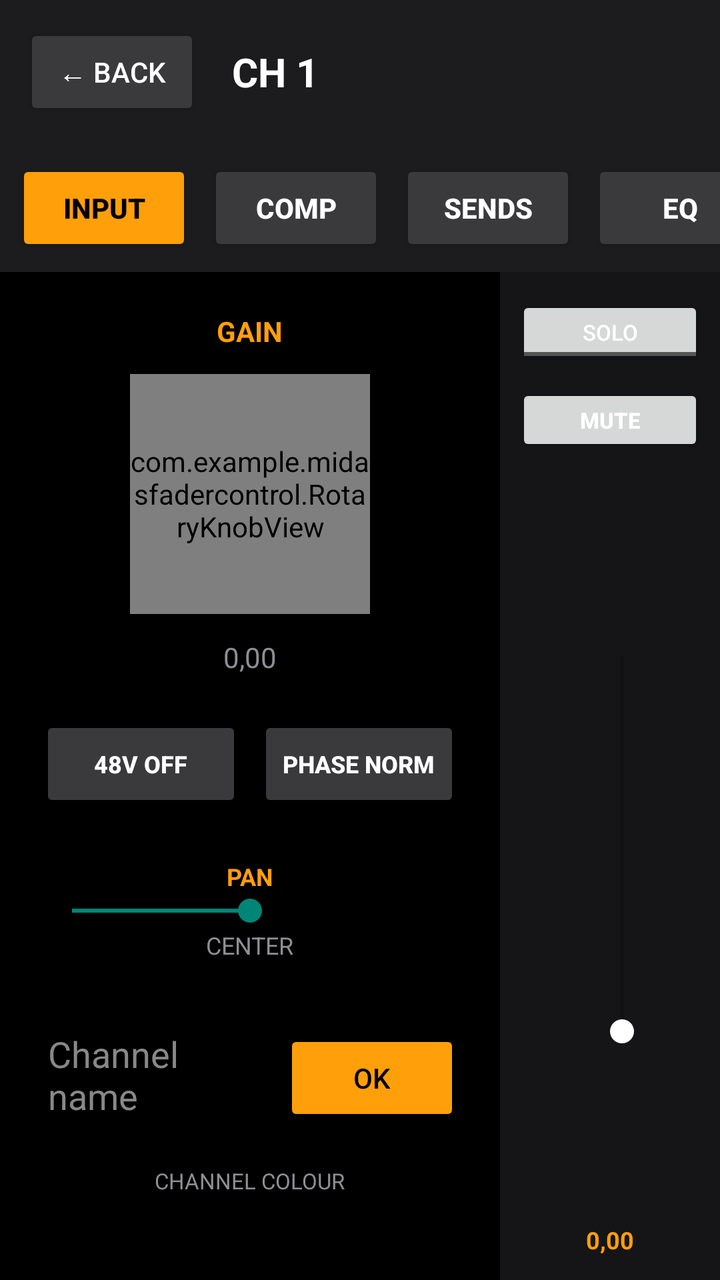
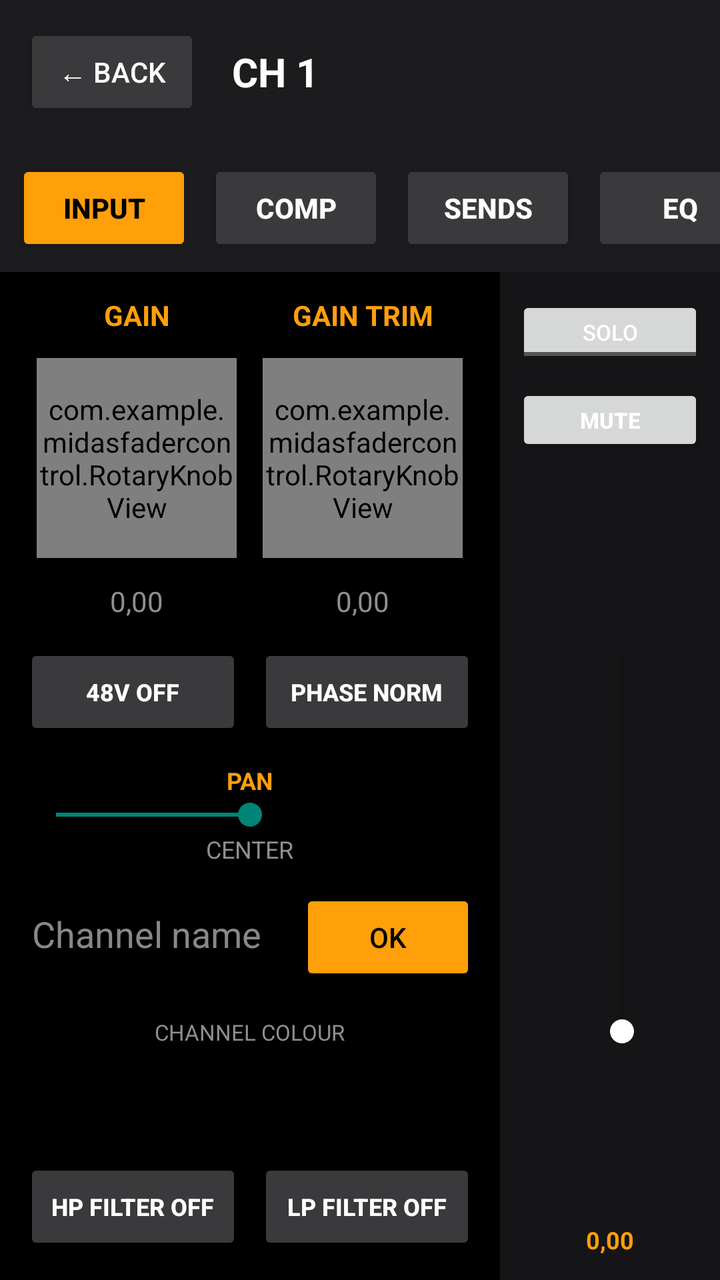

Compare the two renders of this Android layout. The source of the first and the diff that turns it into the second are given below.
<!-- AndroidManifest.xml: application theme Theme.AppCompat.DayNight -->
<!-- res/layout/channel_detail.xml -->
<?xml version="1.0" encoding="utf-8"?>
<LinearLayout xmlns:android="http://schemas.android.com/apk/res/android"
    android:layout_width="match_parent"
    android:layout_height="match_parent"
    android:fitsSystemWindows="true"
    android:orientation="vertical"
    android:background="#000000">

    
    <LinearLayout
        android:layout_width="match_parent"
        android:layout_height="wrap_content"
        android:orientation="horizontal"
        android:gravity="center_vertical"
        android:background="#1c1c1e"
        android:padding="12dp">

        <Button
            android:id="@+id/btnDetailBack"
            android:layout_width="wrap_content"
            android:layout_height="wrap_content"
            android:text="← Back"
            android:textColor="#ffffff"
            android:backgroundTint="#3a3a3c" />

        <TextView
            android:id="@+id/textDetailChannelName"
            android:layout_width="0dp"
            android:layout_height="wrap_content"
            android:layout_weight="1"
            android:layout_marginStart="16dp"
            android:text="CH 1"
            android:textColor="#ffffff"
            android:textStyle="bold"
            android:textSize="20sp" />
    </LinearLayout>

    
    <HorizontalScrollView
        android:layout_width="match_parent"
        android:layout_height="wrap_content"
        android:scrollbars="none"
        android:background="#1c1c1e">

    <LinearLayout
        android:layout_width="wrap_content"
        android:layout_height="wrap_content"
        android:orientation="horizontal"
        android:padding="8dp">

        <Button
            android:id="@+id/btnTabInput"
            android:layout_width="wrap_content"
            android:layout_height="wrap_content"
            android:text="INPUT"
            android:textColor="#000000"
            android:textStyle="bold"
            android:backgroundTint="#ff9f0a"
            android:layout_marginEnd="8dp" />

        <Button
            android:id="@+id/btnTabComp"
            android:layout_width="wrap_content"
            android:layout_height="wrap_content"
            android:text="COMP"
            android:textColor="#ffffff"
            android:textStyle="bold"
            android:backgroundTint="#3a3a3c"
            android:layout_marginEnd="8dp" />

        <Button
            android:id="@+id/btnTabSends"
            android:layout_width="wrap_content"
            android:layout_height="wrap_content"
            android:text="SENDS"
            android:textColor="#ffffff"
            android:textStyle="bold"
            android:backgroundTint="#3a3a3c"
            android:layout_marginEnd="8dp" />

        <Button
            android:id="@+id/btnTabEq"
            android:layout_width="wrap_content"
            android:layout_height="wrap_content"
            android:text="EQ"
            android:textColor="#ffffff"
            android:textStyle="bold"
            android:backgroundTint="#3a3a3c"
            android:layout_marginEnd="8dp" />

        <Button
            android:id="@+id/btnTabGate"
            android:layout_width="wrap_content"
            android:layout_height="wrap_content"
            android:text="GATE"
            android:textColor="#ffffff"
            android:textStyle="bold"
            android:backgroundTint="#3a3a3c" />
    </LinearLayout>
    </HorizontalScrollView>

    
    <LinearLayout
        android:layout_width="match_parent"
        android:layout_height="0dp"
        android:layout_weight="1"
        android:orientation="horizontal">

        
        <ScrollView
            android:layout_width="0dp"
            android:layout_height="match_parent"
            android:layout_weight="1">

          <LinearLayout
            android:layout_width="match_parent"
            android:layout_height="wrap_content"
            android:orientation="vertical">

            
            <LinearLayout
                android:id="@+id/inputBlockContent"
                android:layout_width="match_parent"
                android:layout_height="wrap_content"
                android:orientation="vertical"
                android:gravity="center_horizontal"
                android:padding="20dp">

                <TextView
                    android:layout_width="wrap_content"
                    android:layout_height="wrap_content"
                    android:text="GAIN"
                    android:textColor="#ff9f0a"
                    android:textStyle="bold"
                    android:textSize="14sp"
                    android:layout_marginBottom="12dp" />

                <com.example.midasfadercontrol.RotaryKnobView
                    android:id="@+id/knobDetailGain"
                    android:layout_width="120dp"
                    android:layout_height="120dp" />

                <TextView
                    android:id="@+id/textDetailGainValue"
                    android:layout_width="wrap_content"
                    android:layout_height="wrap_content"
                    android:text="0,00"
                    android:textColor="#8e8e93"
                    android:textSize="14sp"
                    android:layout_marginTop="12dp" />

                
                <LinearLayout
                    android:layout_width="match_parent"
                    android:layout_height="wrap_content"
                    android:orientation="horizontal"
                    android:layout_marginTop="20dp">

                    <Button
                        android:id="@+id/btnDetailPhantom"
                        android:layout_width="0dp"
                        android:layout_height="wrap_content"
                        android:layout_weight="1"
                        android:layout_marginEnd="8dp"
                        android:text="48V OFF"
                        android:textSize="12sp"
                        android:textStyle="bold"
                        android:textColor="#ffffff"
                        android:backgroundTint="#3a3a3c" />

                    <Button
                        android:id="@+id/btnDetailPhase"
                        android:layout_width="0dp"
                        android:layout_height="wrap_content"
                        android:layout_weight="1"
                        android:text="PHASE NORM"
                        android:textSize="12sp"
                        android:textStyle="bold"
                        android:textColor="#ffffff"
                        android:backgroundTint="#3a3a3c" />
                </LinearLayout>

                
                <TextView
                    android:layout_width="wrap_content"
                    android:layout_height="wrap_content"
                    android:text="PAN"
                    android:textColor="#ff9f0a"
                    android:textStyle="bold"
                    android:textSize="12sp"
                    android:layout_marginTop="24dp" />
                <SeekBar
                    android:id="@+id/seekDetailPan"
                    android:layout_width="match_parent"
                    android:layout_height="wrap_content"
                    android:max="1000"
                    android:progress="500" />
                <TextView
                    android:id="@+id/textDetailPanValue"
                    android:layout_width="wrap_content"
                    android:layout_height="wrap_content"
                    android:text="CENTER"
                    android:textColor="#8e8e93"
                    android:textSize="12sp" />

                
                <LinearLayout
                    android:layout_width="match_parent"
                    android:layout_height="wrap_content"
                    android:orientation="horizontal"
                    android:layout_marginTop="24dp">

                    <EditText
                        android:id="@+id/editDetailChannelName"
                        android:layout_width="0dp"
                        android:layout_height="wrap_content"
                        android:layout_weight="1"
                        android:hint="Channel name"
                        android:textColor="#ffffff"
                        android:textColorHint="#888888"
                        android:maxLines="1" />

                    <Button
                        android:id="@+id/btnDetailApplyName"
                        android:layout_width="wrap_content"
                        android:layout_height="wrap_content"
                        android:layout_marginStart="8dp"
                        android:text="OK"
                        android:backgroundTint="#ff9f0a"
                        android:textColor="#000000" />
                </LinearLayout>

                <TextView
                    android:layout_width="wrap_content"
                    android:layout_height="wrap_content"
                    android:text="CHANNEL COLOUR"
                    android:textColor="#8e8e93"
                    android:textSize="11sp"
                    android:layout_marginTop="16dp"
                    android:layout_marginBottom="8dp" />

                <LinearLayout
                    android:id="@+id/rowColourSwatches"
                    android:layout_width="match_parent"
                    android:layout_height="36dp"
                    android:orientation="horizontal" />

                
                <LinearLayout
                    android:layout_width="match_parent"
                    android:layout_height="wrap_content"
                    android:orientation="horizontal"
                    android:layout_marginTop="24dp">

                    <Button
                        android:id="@+id/btnDetailHpFilterIn"
                        android:layout_width="0dp"
                        android:layout_height="wrap_content"
                        android:layout_weight="1"
                        android:layout_marginEnd="8dp"
                        android:text="HP FILTER OFF"
                        android:textSize="12sp"
                        android:textStyle="bold"
                        android:textColor="#ffffff"
                        android:backgroundTint="#3a3a3c" />

                    <Button
                        android:id="@+id/btnDetailLpFilterIn"
                        android:layout_width="0dp"
                        android:layout_height="wrap_content"
                        android:layout_weight="1"
                        android:text="LP FILTER OFF"
                        android:textSize="12sp"
                        android:textStyle="bold"
                        android:textColor="#ffffff"
                        android:backgroundTint="#3a3a3c" />
                </LinearLayout>

                <TextView
                    android:layout_width="wrap_content"
                    android:layout_height="wrap_content"
                    android:text="HP FREQ"
                    android:textColor="#ff9f0a"
                    android:textStyle="bold"
                    android:textSize="11sp"
                    android:layout_marginTop="12dp" />
                <SeekBar
                    android:id="@+id/seekDetailHpFreq"
                    android:layout_width="match_parent"
                    android:layout_height="wrap_content"
                    android:max="1000"
                    android:progress="0" />

                <TextView
                    android:layout_width="wrap_content"
                    android:layout_height="wrap_content"
                    android:text="LP FREQ"
                    android:textColor="#ff9f0a"
                    android:textStyle="bold"
                    android:textSize="11sp"
                    android:layout_marginTop="12dp" />
                <SeekBar
                    android:id="@+id/seekDetailLpFreq"
                    android:layout_width="match_parent"
                    android:layout_height="wrap_content"
                    android:max="1000"
                    android:progress="1000" />

                <TextView
                    android:layout_width="wrap_content"
                    android:layout_height="wrap_content"
                    android:text="INPUT DELAY"
                    android:textColor="#ff9f0a"
                    android:textStyle="bold"
                    android:textSize="11sp"
                    android:layout_marginTop="12dp" />
                <SeekBar
                    android:id="@+id/seekDetailDelay"
                    android:layout_width="match_parent"
                    android:layout_height="wrap_content"
                    android:max="1000"
                    android:progress="0" />

            </LinearLayout>

            <LinearLayout
                android:id="@+id/compBlockContent"
                android:layout_width="match_parent"
                android:layout_height="wrap_content"
                android:orientation="vertical"
                android:padding="20dp"
                android:visibility="gone" />
            

            <LinearLayout
                android:id="@+id/sendsBlockContent"
                android:layout_width="match_parent"
                android:layout_height="wrap_content"
                android:orientation="vertical"
                android:padding="20dp"
                android:visibility="gone" />
            

            <LinearLayout
                android:id="@+id/eqBlockContent"
                android:layout_width="match_parent"
                android:layout_height="wrap_content"
                android:orientation="vertical"
                android:padding="20dp"
                android:visibility="gone" />
            

            <LinearLayout
                android:id="@+id/gateBlockContent"
                android:layout_width="match_parent"
                android:layout_height="wrap_content"
                android:orientation="vertical"
                android:padding="20dp"
                android:visibility="gone" />
            

          </LinearLayout>
        </ScrollView>

        
        <LinearLayout
            android:layout_width="110dp"
            android:layout_height="match_parent"
            android:orientation="vertical"
            android:gravity="center_horizontal"
            android:background="#151517"
            android:paddingTop="12dp"
            android:paddingBottom="12dp">

            <ToggleButton
                android:id="@+id/detailSolo"
                android:layout_width="match_parent"
                android:layout_height="36dp"
                android:layout_marginStart="8dp"
                android:layout_marginEnd="8dp"
                android:textOn="SOLO"
                android:textOff="SOLO"
                android:textSize="11sp"
                android:textColor="#ffffff" />

            <Button
                android:id="@+id/detailMute"
                android:layout_width="match_parent"
                android:layout_height="36dp"
                android:layout_marginStart="8dp"
                android:layout_marginEnd="8dp"
                android:layout_marginTop="8dp"
                android:text="MUTE"
                android:textSize="11sp"
                android:textStyle="bold"
                android:textColor="#ffffff" />

            <LinearLayout
                android:layout_width="match_parent"
                android:layout_height="0dp"
                android:layout_weight="1"
                android:layout_marginTop="12dp"
                android:orientation="horizontal"
                android:gravity="center_horizontal">

                <FrameLayout
                    android:layout_width="8dp"
                    android:layout_height="match_parent"
                    android:layout_marginEnd="4dp">
                    <View
                        android:id="@+id/detailMeterBar"
                        android:layout_width="match_parent"
                        android:layout_height="0dp"
                        android:layout_gravity="bottom"
                        android:background="#34c759" />
                </FrameLayout>

                <FrameLayout
                    android:id="@+id/detailFaderContainer"
                    android:layout_width="32dp"
                    android:layout_height="match_parent">

                    <SeekBar
                        android:id="@+id/detailFader"
                        android:layout_width="220dp"
                        android:layout_height="32dp"
                        android:layout_gravity="center"
                        android:max="1000"
                        android:progress="0"
                        android:progressTint="#ff9f0a"
                        android:thumbTint="#ffffff"
                        android:rotation="270" />
                </FrameLayout>
            </LinearLayout>

            <TextView
                android:id="@+id/textDetailLevelValue"
                android:layout_width="wrap_content"
                android:layout_height="wrap_content"
                android:text="0,00"
                android:textColor="#ff9f0a"
                android:textStyle="bold"
                android:textSize="12sp"
                android:layout_marginTop="8dp" />
        </LinearLayout>
    </LinearLayout>
</LinearLayout>
<!-- resources referenced by this layout -->
<resources>

</resources>

<!-- the commit's change to res/layout/channel_detail.xml (unified diff, before → after) -->
@@ -124,37 +124,84 @@
                 android:layout_height="wrap_content"
                 android:orientation="vertical"
                 android:gravity="center_horizontal"
-                android:padding="20dp">
-
-                <TextView
-                    android:layout_width="wrap_content"
-                    android:layout_height="wrap_content"
-                    android:text="GAIN"
-                    android:textColor="#ff9f0a"
-                    android:textStyle="bold"
-                    android:textSize="14sp"
-                    android:layout_marginBottom="12dp" />
-
-                <com.example.midasfadercontrol.RotaryKnobView
-                    android:id="@+id/knobDetailGain"
-                    android:layout_width="120dp"
-                    android:layout_height="120dp" />
-
-                <TextView
-                    android:id="@+id/textDetailGainValue"
-                    android:layout_width="wrap_content"
-                    android:layout_height="wrap_content"
-                    android:text="0,00"
-                    android:textColor="#8e8e93"
-                    android:textSize="14sp"
-                    android:layout_marginTop="12dp" />
+                android:padding="12dp">
 
                 
                 <LinearLayout
                     android:layout_width="match_parent"
                     android:layout_height="wrap_content"
                     android:orientation="horizontal"
-                    android:layout_marginTop="20dp">
+                    android:gravity="center_horizontal">
+
+                    <LinearLayout
+                        android:layout_width="0dp"
+                        android:layout_height="wrap_content"
+                        android:layout_weight="1"
+                        android:orientation="vertical"
+                        android:gravity="center_horizontal">
+
+                        <TextView
+                            android:layout_width="wrap_content"
+                            android:layout_height="wrap_content"
+                            android:text="GAIN"
+                            android:textColor="#ff9f0a"
+                            android:textStyle="bold"
+                            android:textSize="14sp"
+                            android:layout_marginBottom="12dp" />
+
+                        <com.example.midasfadercontrol.RotaryKnobView
+                            android:id="@+id/knobDetailGain"
+                            android:layout_width="100dp"
+                            android:layout_height="100dp" />
+
+                        <TextView
+                            android:id="@+id/textDetailGainValue"
+                            android:layout_width="wrap_content"
+                            android:layout_height="wrap_content"
+                            android:text="0,00"
+                            android:textColor="#8e8e93"
+                            android:textSize="14sp"
+                            android:layout_marginTop="12dp" />
+                    </LinearLayout>
+
+                    <LinearLayout
+                        android:layout_width="0dp"
+                        android:layout_height="wrap_content"
+                        android:layout_weight="1"
+                        android:orientation="vertical"
+                        android:gravity="center_horizontal">
+
+                        <TextView
+                            android:layout_width="wrap_content"
+                            android:layout_height="wrap_content"
+                            android:text="GAIN TRIM"
+                            android:textColor="#ff9f0a"
+                            android:textStyle="bold"
+                            android:textSize="14sp"
+                            android:layout_marginBottom="12dp" />
+
+                        <com.example.midasfadercontrol.RotaryKnobView
+                            android:id="@+id/knobDetailGainTrim"
+                            android:layout_width="100dp"
+                            android:layout_height="100dp" />
+
+                        <TextView
+                            android:id="@+id/textDetailGainTrimValue"
+                            android:layout_width="wrap_content"
+                            android:layout_height="wrap_content"
+                            android:text="0,00"
+                            android:textColor="#8e8e93"
+                            android:textSize="14sp"
+                            android:layout_marginTop="12dp" />
+                    </LinearLayout>
+                </LinearLayout>
+
+                
+                <LinearLayout
+                    android:layout_width="match_parent"
+                    android:layout_height="wrap_content"
+                    android:orientation="horizontal"
+                    android:layout_marginTop="12dp">
 
                     <Button
                         android:id="@+id/btnDetailPhantom"
@@ -188,7 +235,7 @@
                     android:textColor="#ff9f0a"
                     android:textStyle="bold"
                     android:textSize="12sp"
-                    android:layout_marginTop="24dp" />
+                    android:layout_marginTop="12dp" />
                 <SeekBar
                     android:id="@+id/seekDetailPan"
                     android:layout_width="match_parent"
@@ -208,7 +255,7 @@
                     android:layout_width="match_parent"
                     android:layout_height="wrap_content"
                     android:orientation="horizontal"
-                    android:layout_marginTop="24dp">
+                    android:layout_marginTop="12dp">
 
                     <EditText
                         android:id="@+id/editDetailChannelName"
@@ -250,7 +297,7 @@
                     android:layout_width="match_parent"
                     android:layout_height="wrap_content"
                     android:orientation="horizontal"
-                    android:layout_marginTop="24dp">
+                    android:layout_marginTop="12dp">
 
                     <Button
                         android:id="@+id/btnDetailHpFilterIn"
@@ -328,39 +375,49 @@
                 android:layout_width="match_parent"
                 android:layout_height="wrap_content"
                 android:orientation="vertical"
-                android:padding="20dp"
+                android:padding="12dp"
                 android:visibility="gone" />
             
 
             <LinearLayout
-                android:id="@+id/sendsBlockContent"
+                android:id="@+id/eqBlockContent"
                 android:layout_width="match_parent"
                 android:layout_height="wrap_content"
                 android:orientation="vertical"
-                android:padding="20dp"
+                android:padding="12dp"
                 android:visibility="gone" />
             
 
             <LinearLayout
-                android:id="@+id/eqBlockContent"
+                android:id="@+id/gateBlockContent"
                 android:layout_width="match_parent"
                 android:layout_height="wrap_content"
                 android:orientation="vertical"
-                android:padding="20dp"
+                android:padding="12dp"
                 android:visibility="gone" />
             
 
-            <LinearLayout
-                android:id="@+id/gateBlockContent"
-                android:layout_width="match_parent"
-                android:layout_height="wrap_content"
-                android:orientation="vertical"
-                android:padding="20dp"
-                android:visibility="gone" />
-            
-
           </LinearLayout>
         </ScrollView>
+
+        
+        <HorizontalScrollView
+            android:id="@+id/sendsBlockContent"
+            android:layout_width="0dp"
+            android:layout_height="match_parent"
+            android:layout_weight="1"
+            android:scrollbars="none"
+            android:visibility="gone">
+
+            <LinearLayout
+                android:id="@+id/sendsBlockRow"
+                android:layout_width="wrap_content"
+                android:layout_height="match_parent"
+                android:orientation="horizontal"
+                android:paddingStart="12dp"
+                android:paddingEnd="12dp" />
+        </HorizontalScrollView>
+        
 
         
         <LinearLayout
